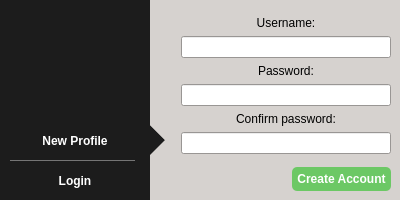
Old version of the form src/widget/loginscreen.ui in the repository qTox/qTox.
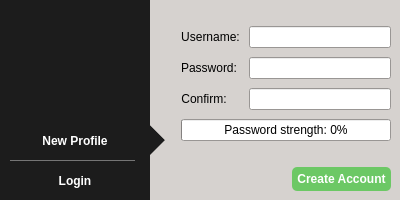
New version of the form. Icons and pictures are not drawn.

Commit message: Password strenght meter on login screen

Patch:
```diff
--- a/src/widget/loginscreen.ui
+++ b/src/widget/loginscreen.ui
@@ -317,9 +317,24 @@
      <item>
       <layout class="QHBoxLayout" name="horizontalLayout_4">
        <item>
-        <layout class="QVBoxLayout" name="verticalLayout">
-         <property name="spacing">
-          <number>6</number>
+        <layout class="QFormLayout" name="formLayout">
+         <property name="sizeConstraint">
+          <enum>QLayout::SetMaximumSize</enum>
+         </property>
+         <property name="fieldGrowthPolicy">
+          <enum>QFormLayout::AllNonFixedFieldsGrow</enum>
+         </property>
+         <property name="labelAlignment">
+          <set>Qt::AlignLeading|Qt::AlignLeft|Qt::AlignVCenter</set>
+         </property>
+         <property name="formAlignment">
+          <set>Qt::AlignCenter</set>
+         </property>
+         <property name="horizontalSpacing">
+          <number>9</number>
+         </property>
+         <property name="verticalSpacing">
+          <number>9</number>
          </property>
          <property name="leftMargin">
           <number>9</number>
@@ -333,20 +348,7 @@
          <property name="bottomMargin">
           <number>9</number>
          </property>
-         <item>
-          <spacer name="verticalSpacer_2">
-           <property name="orientation">
-            <enum>Qt::Vertical</enum>
-           </property>
-           <property name="sizeHint" stdset="0">
-            <size>
-             <width>20</width>
-             <height>40</height>
-            </size>
-           </property>
-          </spacer>
-         </item>
-         <item>
+         <item row="1" column="0">
           <widget class="QLabel" name="label">
            <property name="text">
             <string>Username:</string>
@@ -356,14 +358,14 @@
            </property>
           </widget>
          </item>
-         <item>
+         <item row="1" column="1">
           <widget class="QLineEdit" name="newUsername">
            <property name="maxLength">
             <number>64</number>
            </property>
           </widget>
          </item>
-         <item>
+         <item row="2" column="0">
           <widget class="QLabel" name="label_2">
            <property name="text">
             <string>Password:</string>
@@ -373,44 +375,41 @@
            </property>
           </widget>
          </item>
-         <item>
+         <item row="2" column="1">
           <widget class="QLineEdit" name="newPass">
            <property name="echoMode">
             <enum>QLineEdit::Password</enum>
            </property>
           </widget>
          </item>
-         <item>
+         <item row="3" column="0">
           <widget class="QLabel" name="label_8">
            <property name="text">
-            <string>Confirm password:</string>
+            <string>Confirm:</string>
            </property>
            <property name="alignment">
             <set>Qt::AlignCenter</set>
            </property>
           </widget>
          </item>
-         <item>
+         <item row="3" column="1">
           <widget class="QLineEdit" name="newPassConfirm">
            <property name="echoMode">
             <enum>QLineEdit::Password</enum>
            </property>
           </widget>
          </item>
-         <item>
-          <spacer name="verticalSpacer">
-           <property name="orientation">
-            <enum>Qt::Vertical</enum>
+         <item row="7" column="0" colspan="2">
+          <widget class="QProgressBar" name="passStrengthMeter">
+           <property name="value">
+            <number>0</number>
            </property>
-           <property name="sizeHint" stdset="0">
-            <size>
-             <width>20</width>
-             <height>40</height>
-            </size>
+           <property name="format">
+            <string>Password strength: %p%</string>
            </property>
-          </spacer>
+          </widget>
          </item>
-         <item>
+         <item row="9" column="0" colspan="2">
           <layout class="QHBoxLayout" name="horizontalLayout">
            <item>
             <spacer name="horizontalSpacer">
@@ -624,6 +623,32 @@
            </item>
           </layout>
          </item>
+         <item row="8" column="0" colspan="2">
+          <spacer name="verticalSpacer">
+           <property name="orientation">
+            <enum>Qt::Vertical</enum>
+           </property>
+           <property name="sizeHint" stdset="0">
+            <size>
+             <width>20</width>
+             <height>40</height>
+            </size>
+           </property>
+          </spacer>
+         </item>
+         <item row="0" column="0" colspan="2">
+          <spacer name="verticalSpacer_2">
+           <property name="orientation">
+            <enum>Qt::Vertical</enum>
+           </property>
+           <property name="sizeHint" stdset="0">
+            <size>
+             <width>20</width>
+             <height>40</height>
+            </size>
+           </property>
+          </spacer>
+         </item>
         </layout>
        </item>
       </layout>
```
The commit also changes 4 other files.
